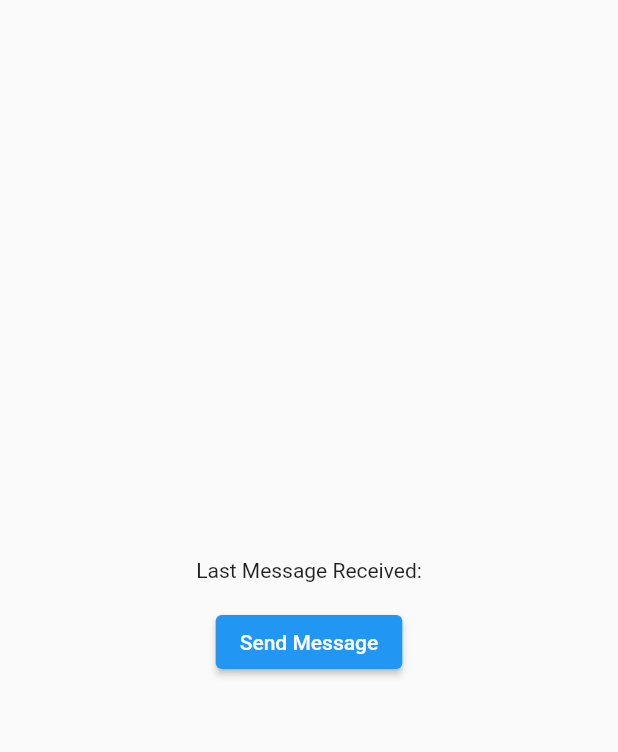
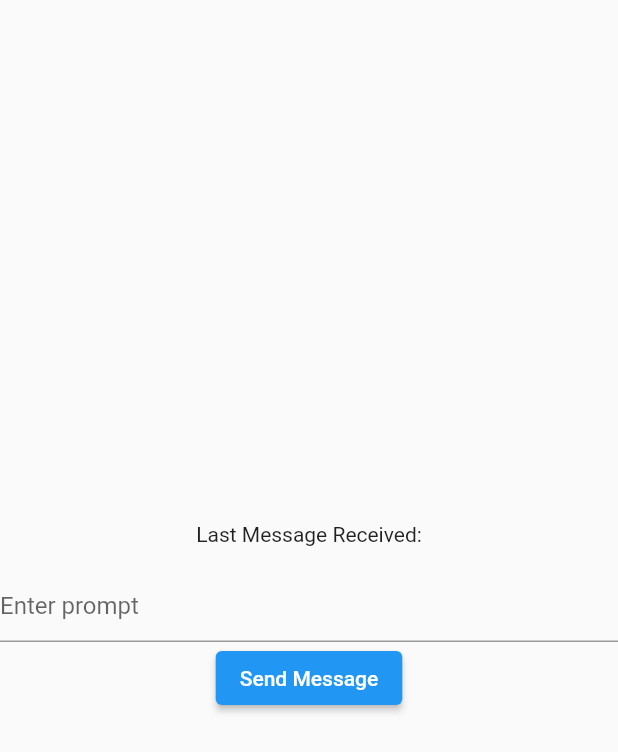
Before and after one commit to pratyaksh29/MedBud, a Flutter app: the screen it shows after launch, after a tap on "Send Message", on a phone screen of 412 x 824 dp. Shown: the top 752 px of the screen. Run offline on Flutter 3.47's test engine with Material 2 defaults, Android fonts, the phone set to English and light mode, and no system bars; missing offline and left inert: telephony; network calls fail.

Commit message:
Update main.dart

```diff
--- a/lib/main.dart
+++ b/lib/main.dart
@@ -1,7 +1,8 @@
 import 'package:flutter/material.dart';
 import 'package:telephony/telephony.dart';
 import 'dart:async';
-
+import 'package:http/http.dart' as http;
+import 'dart:convert';
 
 Future<dynamic> _handleIncomingMessageInBackground(SmsMessage message) async {
   return Future.value(true);
@@ -16,22 +17,131 @@ class MyApp extends StatefulWidget {
 
 class _MyAppState extends State<MyApp> {
   String _lastMessage = '';
-  String _receiveAt = '+919811312590';
+  String _receiveAt = '(NUMBER)';
 
-  Future<String> processMessage(String message) async {
-    String response = '';
-    if (message.toLowerCase() == 'hi') {
-      response = 'Hello';
-    } else {
-      response = "I am currently not configured to provide any response. Please try again later.";
+  final _promptController = TextEditingController();
+
+  Future<void> sendMessage(List<String> messages, {String? to}) async {
+    final telephony = Telephony.instance;
+    print(messages.length);
+    for (var i = 0; i < messages.length; i++) {
+      final message = messages[i];
+      print('Sending message ${i + 1}/${messages.length}: $message');
+      await telephony.sendSms(to: to ?? _receiveAt, message: message);
+      print('Message ${i + 1} sent successfully!');
     }
-    return response;
   }
 
-  Future<void> sendMessage(String message) async {
-    final telephony = Telephony.instance;
-    await telephony.sendSms(to: _receiveAt, message: message);
+
+
+
+
+  Future<List<String>> processMessage(String message) async {
+    List<String> responses = [];
+    var url;
+    var headers = {'Content-Type': 'application/json'};
+    var body;
+
+    String sms = message;
+    final splitted = sms.split(' ');
+    bool isEmergency = false;
+    bool isMother = false;
+
+    for (final word in splitted) {
+      if (word == "emergency") {
+        isEmergency = true;
+        break;
+      }
+    }
+
+
+    for (final word in splitted) {
+      if (word == "mother") {
+        isMother = true;
+        break;
+      }
+    }
+
+    if (isEmergency) {
+      url = Uri.parse('https://ba37-136-233-9-98.in.ngrok.io/query/emergency');
+      body = json.encode({
+        "phNumber": "(NUMBER)",
+      });
+      await http.post(url, body: body);
+
+      url = Uri.parse('https://ba37-136-233-9-98.in.ngrok.io/query');
+      body = json.encode({
+        "phNumber": "(NUMBER)",
+        "prompt": message,
+        "location": "VIT Vellore",
+      });
+    }
+    else if(isMother){
+      url = Uri.parse('https://ba37-136-233-9-98.in.ngrok.io/mother/addmother');
+      body = json.encode({
+        "phNumber": "(NUMBER)",
+        "natalSupport": false ,
+      });
+      await http.post(url, body: body);
+
+      // url = Uri.parse('https://ba37-136-233-9-98.in.ngrok.io/query');
+      // body = json.encode({
+      //   "phNumber": "(NUMBER)",
+      //   "prompt": message,
+      //   "location": "VIT Vellore",
+      // });
+    }
+
+    else {
+      url = Uri.parse('https://ba37-136-233-9-98.in.ngrok.io/query');
+      body = json.encode({
+        "phNumber": "(NUMBER)",
+        "prompt": message,
+        "location": "VIT Vellore",
+      });
+    }
+
+
+    var apiResponse = await http.post(url, headers: headers, body: body);
+    if (apiResponse.statusCode == 200) {
+      Map<String, dynamic> jsonResponse = json.decode(apiResponse.body);
+      String translatedText = jsonResponse["translatedText"];
+      responses = translatedText.split('\n').where((line) => line.trim().isNotEmpty).toList();
+    } else {
+      responses = ['Error: ${apiResponse.statusCode}'];
+    }
+
+    print(responses);
+    return responses;
   }
+
+
+
+
+
+
+  // Future<List<String>> processMessage(String message) async {
+  //   List<String> responses = [];
+  //   var url = Uri.parse('https://ba37-136-233-9-98.in.ngrok.io/query');
+  //   var headers = {'Content-Type': 'application/json'};
+  //   var body = json.encode({
+  //     "phNumber": "(NUMBER)",
+  //     "prompt": message,
+  //     "location": "asd",
+  //   });
+  //   var apiResponse = await http.post(url, headers: headers, body: body);
+  //   if (apiResponse.statusCode == 200) {
+  //     Map<String, dynamic> jsonResponse = json.decode(apiResponse.body);
+  //     String translatedText = jsonResponse["translatedText"];
+  //     responses = translatedText.split('\n').where((line) => line.trim().isNotEmpty).toList(); // split response into separate messages
+  //   } else {
+  //     responses = ['Error: ${apiResponse.statusCode}'];
+  //   }
+  //
+  //   print(responses);
+  //   return responses;
+  // }
+
 
   @override
   Widget build(BuildContext context) {
@@ -43,11 +153,19 @@ class _MyAppState extends State<MyApp> {
             children: <Widget>[
               Text('Last Message Received:'),
               Text(_lastMessage),
+              TextField(
+                controller: _promptController,
+                decoration: InputDecoration(
+                  hintText: 'Enter prompt',
+                ),
+              ),
+
               ElevatedButton(
                 child: Text('Send Message'),
                 onPressed: () async {
-                  String response = await processMessage('hi');
-                  await sendMessage(response);
+                  String prompt = _promptController.text;
+                  List<String> responses = await processMessage(prompt);
+                  await sendMessage(responses);
                 },
               ),
             ],
@@ -66,17 +184,21 @@ class _MyAppState extends State<MyApp> {
     );
   }
 
-
-
   void _handleIncomingMessage(SmsMessage message) async {
     if (message.address == _receiveAt) {
-      String response = await processMessage(message.body!);
-      await sendMessage(response);
+      List<String> responses = await processMessage(message.body!);
+      for (String response in responses) {
+        await sendMessage(responses);
+      }
+
+      print(message);
       setState(() {
-        _lastMessage = message.body ?? '';
+        _lastMessage = message.body!;
       });
     }
   }
+
+
 
   @override
   void initState() {
```
